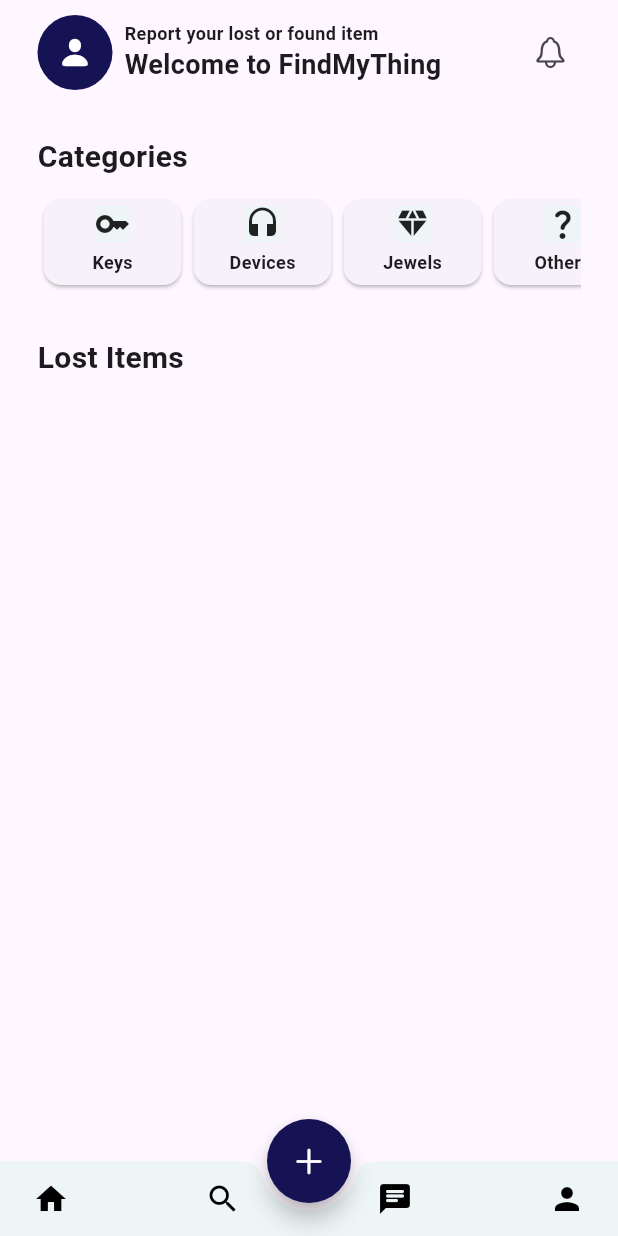
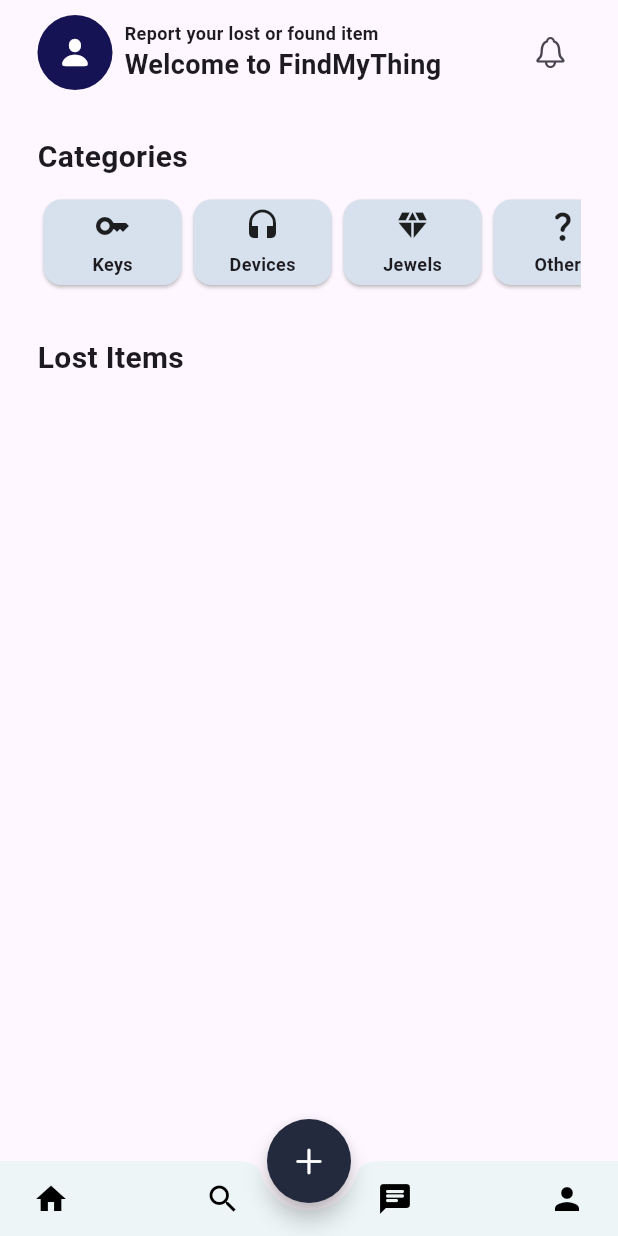
Before and after one commit to Hawraa91/Lost-and-found-App, a Flutter app: the Home screen opened by its route, after a tap on the "home" icon, on a phone screen of 412 x 824 dp. Run offline on Flutter 3.47's test engine with Material 3 defaults, Android fonts, the phone set to English and light mode, and no system bars; our stand-ins replace cloud_firestore, firebase_auth, firebase_core, google_maps_flutter, image_picker; accounts and stored records are empty; network calls fail.

Commit message:
UI changes

```diff
--- a/lib/screens/home/views/HomePage.dart
+++ b/lib/screens/home/views/HomePage.dart
@@ -11,7 +11,7 @@
     return Scaffold(
       extendBody: true,
       floatingActionButton: FloatingActionButton(
-        backgroundColor: const Color.fromRGBO(22, 19, 85, 1.0),
+        backgroundColor: const Color.fromRGBO(36, 42, 61, 1),
         shape: const CircleBorder(),
         onPressed: () {
           Navigator.pushNamed(context, '/lost');
--- a/lib/screens/home/views/main_screen.dart
+++ b/lib/screens/home/views/main_screen.dart
@@ -10,6 +10,7 @@
   const MainScreen({Key? key});
 
   @override
+  //fetching the current user's id
   Widget build(BuildContext context) {
     return FutureBuilder<String?>(
       future: getCurrentUserID(),
@@ -35,6 +36,7 @@
               ),
             );
           } else {
+            //the matching algorithm
             searchLostItemsForCurrentUser(currentUserID);
             return buildMainScreen(context, currentUserID);
           }
@@ -128,7 +130,7 @@
                         children: [
                           CardIcon(
                             Icons.key,
-                            const Color.fromRGBO(237, 245, 246, 1.0),
+                            const Color.fromRGBO(215, 225, 238, 1),
                             "Keys",
                             () {
                               Navigator.push(
@@ -142,7 +144,7 @@
                           ),
                           CardIcon(
                             Icons.headset,
-                            const Color.fromRGBO(237, 245, 246, 1.0),
+                            const Color.fromRGBO(215, 225, 238, 1),
                             "Devices",
                             () {
                               Navigator.push(
@@ -156,7 +158,7 @@
                           ),
                           CardIcon(
                             Icons.diamond,
-                            const Color.fromRGBO(237, 245, 246, 1.0),
+                            const Color.fromRGBO(215, 225, 238, 1),
                             "Jewels",
                             () {
                               Navigator.push(
@@ -170,7 +172,7 @@
                           ),
                           CardIcon(
                             Icons.question_mark_rounded,
-                            const Color.fromRGBO(237, 245, 246, 1.0),
+                            const Color.fromRGBO(215, 225, 238, 1),
                             "Others",
                             () {
                               Navigator.push(
@@ -201,7 +203,7 @@
                 ],
               ),
               const SizedBox(height: 30),
-              //the blue container
+              //the blue container and fetching the data
               StreamBuilder<QuerySnapshot>(
                 //taking the data from the collection
                 stream:
@@ -267,15 +269,12 @@
         height: 65,
         width: 100,
         child: Card(
+          color: backgroundColor,
           child: Column(
+            mainAxisAlignment: MainAxisAlignment.center,
             children: <Widget>[
-              Padding(
-                padding: const EdgeInsets.symmetric(vertical: 4.5),
-                child: Container(
-                  color: backgroundColor,
-                  child: Icon(icon),
-                ),
-              ),
+              Icon(icon),
+              const SizedBox(height: 5), // Added SizedBox for spacing
               Text(
                 type,
                 style: const TextStyle(
@@ -290,11 +289,13 @@
     );
   }
 
+
+  //the widget for displaying the details of lost item
   Widget containerPost(BuildContext context, String title, String desc,
       String category, DateTime date) {
     return Container(
       width: MediaQuery.of(context).size.width,
-      height: MediaQuery.of(context).size.width / 2,
+      height: MediaQuery.of(context).size.width,
       decoration: BoxDecoration(
         borderRadius: BorderRadius.circular(30),
         boxShadow: [
@@ -305,33 +306,33 @@
           )
         ],
         // Dark blue
-        color: const Color.fromRGBO(96, 173, 183, 1.0),
+        color: const Color.fromRGBO(46, 61, 95, 1.0),
       ),
       child: Padding(
         padding: const EdgeInsets.all(20.0), // Adjust padding as needed
         child: Column(
           mainAxisAlignment:
-              MainAxisAlignment.center, // Center items vertically
+          MainAxisAlignment.center, // Center items vertically
           crossAxisAlignment:
-              CrossAxisAlignment.center, // Center items horizontally
+          CrossAxisAlignment.start, // Center items horizontally
           children: [
             Text(
               title,
               style: const TextStyle(
-                fontSize: 18,
+                fontSize: 25,
                 fontWeight: FontWeight.bold,
                 color: Colors.white,
               ),
-              textAlign: TextAlign.center,
+              textAlign: TextAlign.left,
             ),
             const SizedBox(height: 10),
             Text(
-              desc,
+              'Description: $desc',
               style: const TextStyle(
                 fontSize: 14,
                 color: Colors.white,
               ),
-              textAlign: TextAlign.center,
+              textAlign: TextAlign.left,
             ),
             const SizedBox(height: 10),
             Text(
@@ -340,7 +341,7 @@
                 fontSize: 14,
                 color: Colors.white,
               ),
-              textAlign: TextAlign.center,
+              textAlign: TextAlign.left,
             ),
             const SizedBox(height: 10),
             Text(
@@ -349,8 +350,29 @@
                 fontSize: 14,
                 color: Colors.white,
               ),
-              textAlign: TextAlign.center,
+              textAlign: TextAlign.left,
             ),
+            // The Button
+            Padding(
+              //adjust the top padding
+                padding: const EdgeInsets.only(top: 115),
+                child: Container(
+                  width: 125,
+                  decoration: BoxDecoration(
+                    color: const Color.fromRGBO(246, 245, 243, 1),
+                    borderRadius: BorderRadius.circular(20),
+                  ),
+                  child: TextButton(
+                    onPressed: () {
+                      // Navigate to another page to show the details
+                    },
+                    child: const Text(
+                      'More Details',
+                      style: TextStyle(color: Colors.black),
+                    ),
+                  ),
+                ),
+              ),
           ],
         ),
       ),
--- a/lib/screens/post/model/search.dart
+++ b/lib/screens/post/model/search.dart
@@ -20,7 +20,7 @@
     //save all the fields of the lost item
     for (var lostDoc in lostItemsSnapshot.docs) {
       // Extract information from the lost document
-      String? lostTitle = (lostDoc.data() as Map<String, dynamic>?)?['itemTitle'];
+      //String? lostTitle = (lostDoc.data() as Map<String, dynamic>?)?['itemTitle'];
       String? lostName = (lostDoc.data() as Map<String, dynamic>?)?['itemName'];
       String? lostCateg = (lostDoc.data() as Map<String, dynamic>?)?['category'];
 
@@ -32,11 +32,11 @@
         String? secondCateg = (foundDoc.data() as Map<String, dynamic>?)?['category'];
 
         // Check if the titles of the lost and found items match
-        if (lostTitle == foundTitle && lostName == foundName && lostCateg == secondCateg) {
+        if (lostName == foundName && lostCateg == secondCateg) {
           // Found a match, you can take further action here
           if (kDebugMode) {
             print(
-                'Match found! Lost item title: $lostTitle, Found item title: $foundTitle');
+                'Match found! Found item title: $foundTitle');
           }
           else {
             if (kDebugMode) {
```
